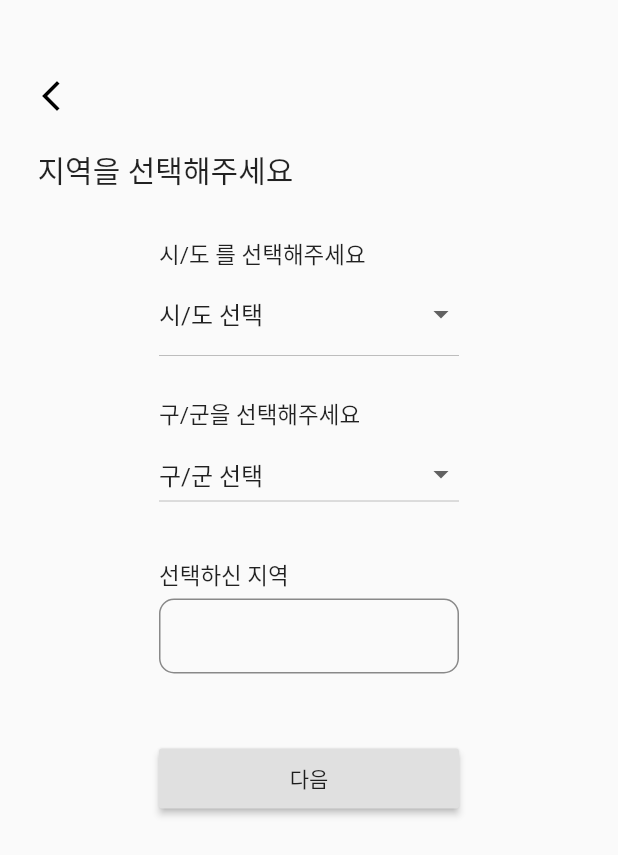
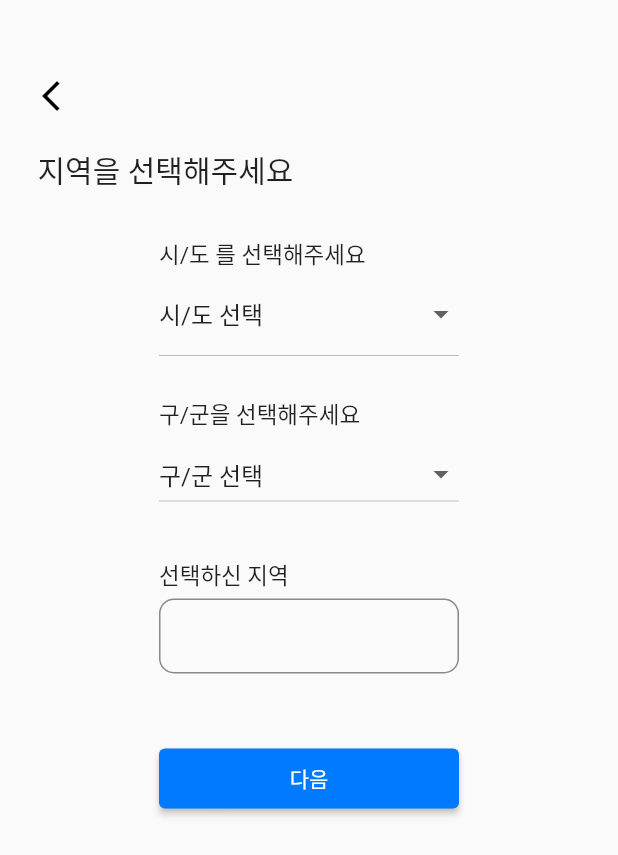
Before and after one commit to mqm00/HemingWay, a Flutter app: the getLocation screen opened directly, on a phone screen of 412 x 824 dp. Shown: the top 855 px of the screen. Run offline on Flutter 3.47's test engine with Material 2 defaults, Android fonts, the phone set to English and light mode, and no system bars; our stand-ins replace csv, flutter_spinkit; missing offline and left inert: dart:ffi.

Commit message:
이승수

```diff
--- a/lib/main.dart
+++ b/lib/main.dart
@@ -17,7 +17,7 @@ class MyApp extends StatelessWidget {
       theme: ThemeData(
         primarySwatch: Colors.blueGrey
       ),
-      home: ExpertInformation(),
+      home: MainWidget(),
     );
   }
 }
--- a/lib/screens/choose_location.dart
+++ b/lib/screens/choose_location.dart
@@ -3,7 +3,8 @@ import 'package:flutter/cupertino.dart';
 import 'package:flutter/material.dart';
 import 'package:flutter/services.dart';
 import 'package:csv/csv.dart';
-import 'package:heming_way/loading_screen.dart';
+import 'loading_screen.dart';
+
 
 class choose_location extends StatelessWidget {
 
@@ -217,7 +218,7 @@ class _getLocation extends State<getLocation>{
                   child: Container(
                     height: 40,
                     width: 200,
-                    child: RaisedButton(
+                    child: ElevatedButton(
                       child: const Text('다음'),
                       onPressed: () {
                         if(_selectedSido == '시/도 선택'){
--- a/lib/screens/coding_detail.dart
+++ b/lib/screens/coding_detail.dart
@@ -1,8 +1,6 @@
 import 'dart:ffi';
-
 import 'package:flutter/cupertino.dart';
 import 'package:flutter/material.dart';
-
 import 'choose_location.dart';
 
 class Coding1 extends StatelessWidget {
@@ -96,7 +94,7 @@ class _CheckBoxWidgetState extends State<CheckBoxWidget>{
                 child: Container(
                   height: 40,
                   width: 200,
-                  child: RaisedButton(
+                  child: ElevatedButton(
                     child: Text('다음'),
                     onPressed: () {
                       if(checkBoxList.any((x) => x.value)){ //하나라도 체크된 게 있으면 페이지 넘어감
--- a/lib/screens/main_screen.dart
+++ b/lib/screens/main_screen.dart
@@ -1,6 +1,5 @@
 import 'package:flutter/cupertino.dart';
 import 'package:flutter/material.dart';
-
 import 'coding_detail.dart';
 
 
--- a/pubspec.yaml
+++ b/pubspec.yaml
@@ -31,11 +31,15 @@ environment:
 dependencies:
   flutter:
     sdk: flutter
+  flutter_screenutil: ^2.3.1
 
 
   # The following adds the Cupertino Icons font to your application.
   # Use with the CupertinoIcons class for iOS style icons.
   cupertino_icons: ^1.0.2
+  csv: ^5.0.1
+  csc_picker: ^0.2.6
+  flutter_spinkit: ^5.1.0
 
 dev_dependencies:
   flutter_test:
```
Also changed, not shown: pubspec.lock.
